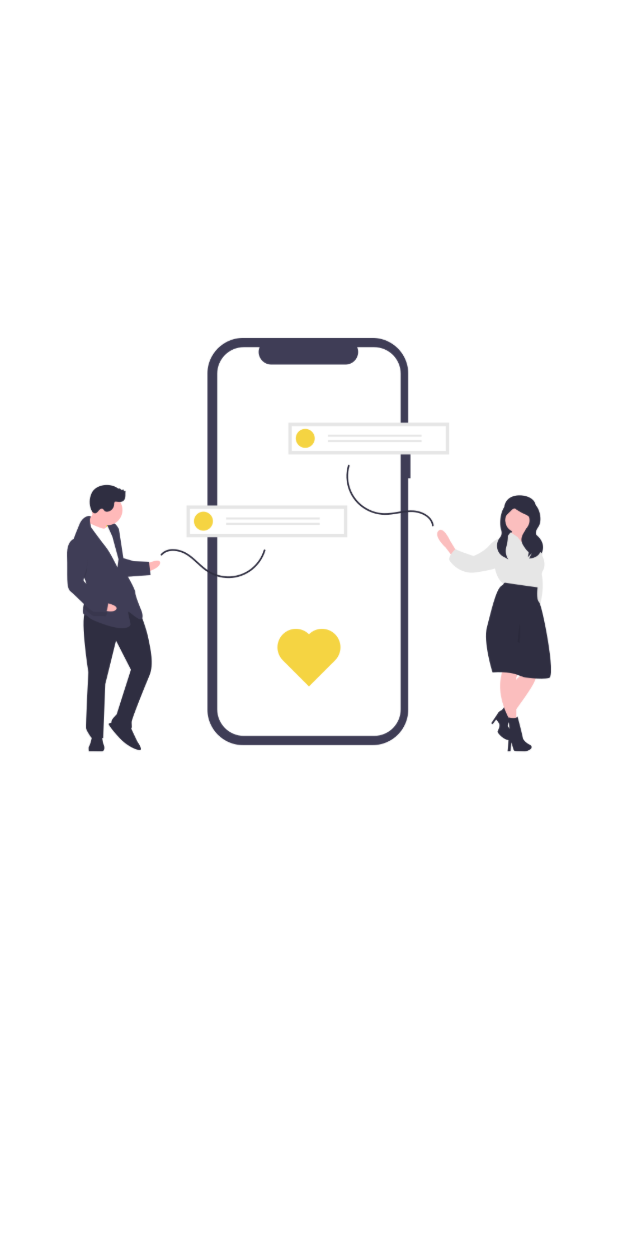
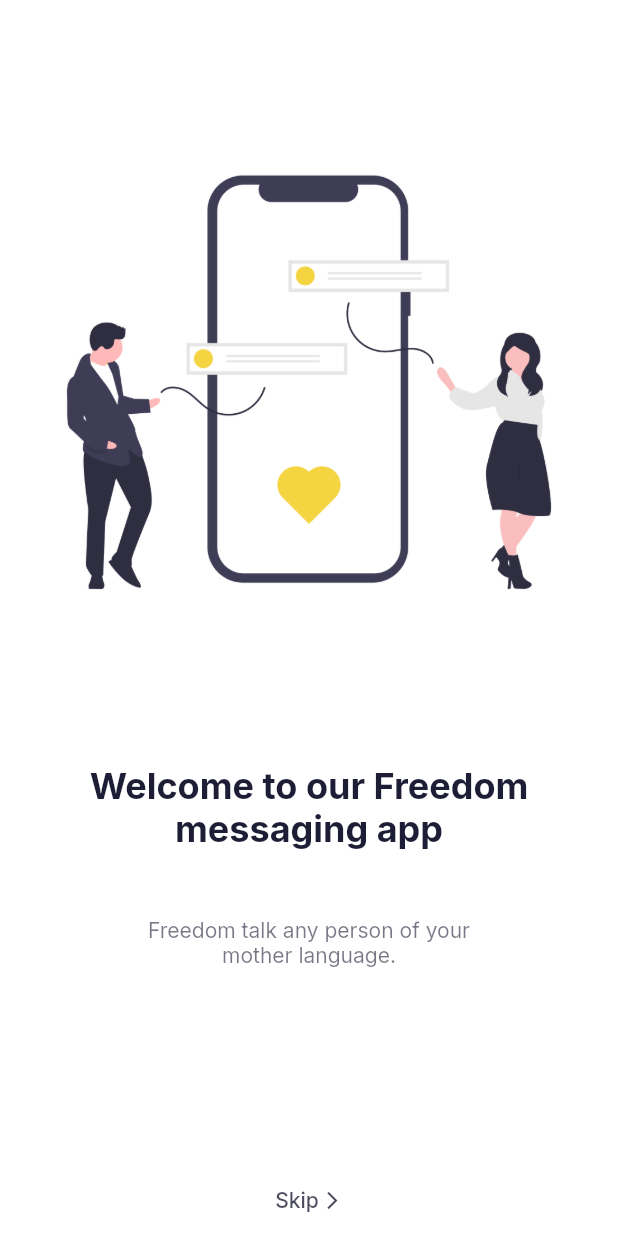
Before and after one commit to thang-uit/tuichat_flutter, a Flutter app: the screen it shows after launch, on a phone screen of 412 x 824 dp. Run offline on Flutter 3.47's test engine with Material 2 defaults, Android fonts, the phone set to English and light mode, and no system bars; our stand-ins replace flutter_svg, google_fonts.

Commit message:
00:11 7/8/2021

```diff
--- a/lib/main.dart
+++ b/lib/main.dart
@@ -11,11 +11,12 @@ class MyApp extends StatelessWidget {
   @override
   Widget build(BuildContext context) {
     return MaterialApp(
-      home: WelcomeScreen(),
       title: 'TuiChat',
       debugShowCheckedModeBanner: false,
       theme: lightThemeData(context),
       darkTheme: darkThemeData(context),
+      // themeMode: ThemeMode.system, // Default theme mode by phone
+      home: WelcomeScreen(),
     );
   }
 }
--- a/lib/screens/welcome/welcome_screen.dart
+++ b/lib/screens/welcome/welcome_screen.dart
@@ -11,10 +11,60 @@ class WelcomeScreen extends StatelessWidget {
           children: [
             Spacer(flex: 2),
             Image.asset("assets/images/welcome_image.png"),
+            Spacer(flex: 2),
+            Text(
+              "Welcome to our Freedom \nmessaging app",
+              textAlign: TextAlign.center,
+              style: Theme.of(context)
+                  .textTheme
+                  .headline5!
+                  .copyWith(fontWeight: FontWeight.bold),
+            ),
+            Spacer(),
+            Text(
+              "Freedom talk any person of your \nmother language.",
+              textAlign: TextAlign.center,
+              style: TextStyle(
+                  color: Theme.of(context)
+                      .textTheme
+                      .bodyText1!
+                      .color!
+                      .withOpacity(0.6)),
+            ),
             Spacer(flex: 3),
+            FittedBox(
+                child: TextButton(
+                    onPressed: onPressed,
+                    child: Row(
+                      children: [
+                        Text(
+                          "Skip",
+                          textAlign: TextAlign.center,
+                          style: Theme.of(context)
+                              .textTheme
+                              .bodyText1!
+                              .copyWith(
+                                  color: Theme.of(context)
+                                      .textTheme
+                                      .bodyText1!
+                                      .color!
+                                      .withOpacity(0.8)),
+                        ),
+                        SizedBox(width: kDefaultPadding / 10),
+                        Icon(Icons.arrow_forward_ios,
+                            size: 14,
+                            color: Theme.of(context)
+                                .textTheme
+                                .bodyText1!
+                                .color!
+                                .withOpacity(0.8))
+                      ],
+                    ))),
           ],
         ),
       ),
     );
   }
+
+  void onPressed() {}
 }
--- a/lib/theme.dart
+++ b/lib/theme.dart
@@ -14,7 +14,8 @@ ThemeData lightThemeData(BuildContext context) {
     scaffoldBackgroundColor: Colors.white,
     appBarTheme: appBarTheme,
     iconTheme: IconThemeData(color: kContentColorLightTheme),
-    textTheme: GoogleFonts.interTextTheme(Theme.of(context).textTheme).apply(bodyColor: kContentColorLightTheme),
+    textTheme: GoogleFonts.interTextTheme(Theme.of(context).textTheme)
+        .apply(bodyColor: kContentColorLightTheme), // Text color
     colorScheme: ColorScheme.light(
       primary: kPrimaryColor,
       secondary: kSecondaryColor,
@@ -31,12 +32,15 @@ ThemeData lightThemeData(BuildContext context) {
 }
 
 ThemeData darkThemeData(BuildContext context) {
+  // By default flutter provide us light and dark theme
+  // we just modify it as our need
   return ThemeData.dark().copyWith(
     primaryColor: kPrimaryColor,
     scaffoldBackgroundColor: kContentColorLightTheme,
     appBarTheme: appBarTheme,
     iconTheme: IconThemeData(color: kContentColorDarkTheme),
-    textTheme: GoogleFonts.interTextTheme(Theme.of(context).textTheme).apply(bodyColor: kContentColorDarkTheme),
+    textTheme: GoogleFonts.interTextTheme(Theme.of(context).textTheme)
+        .apply(bodyColor: kContentColorDarkTheme),
     colorScheme: ColorScheme.dark().copyWith(
       primary: kPrimaryColor,
       secondary: kSecondaryColor,
```
